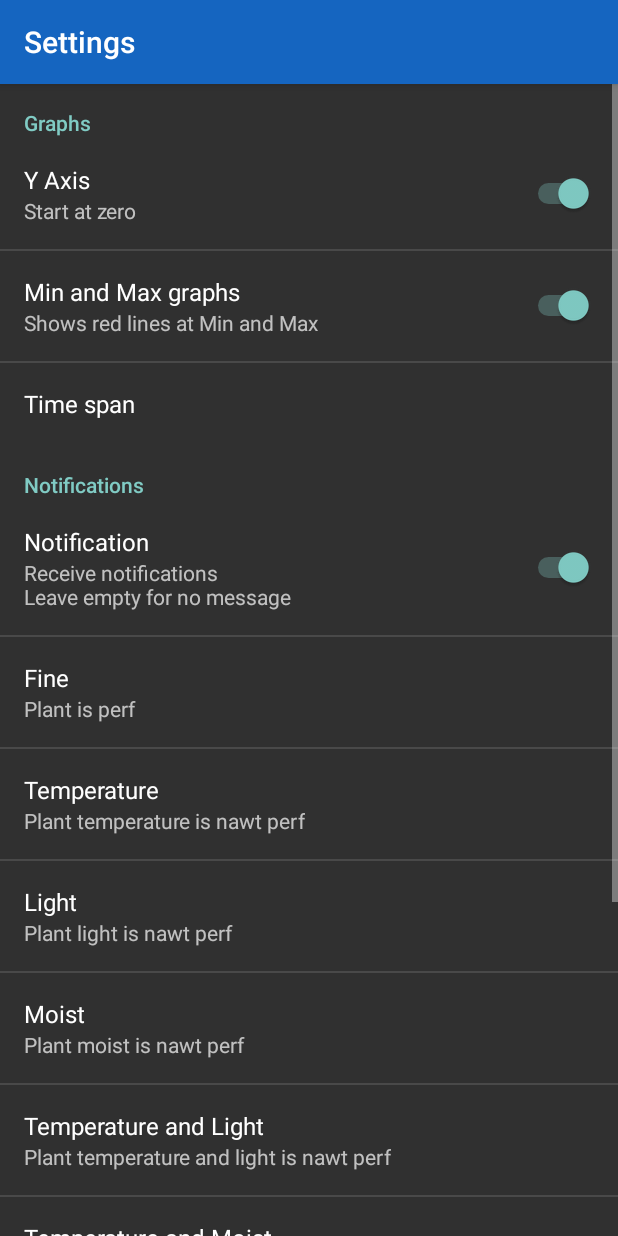
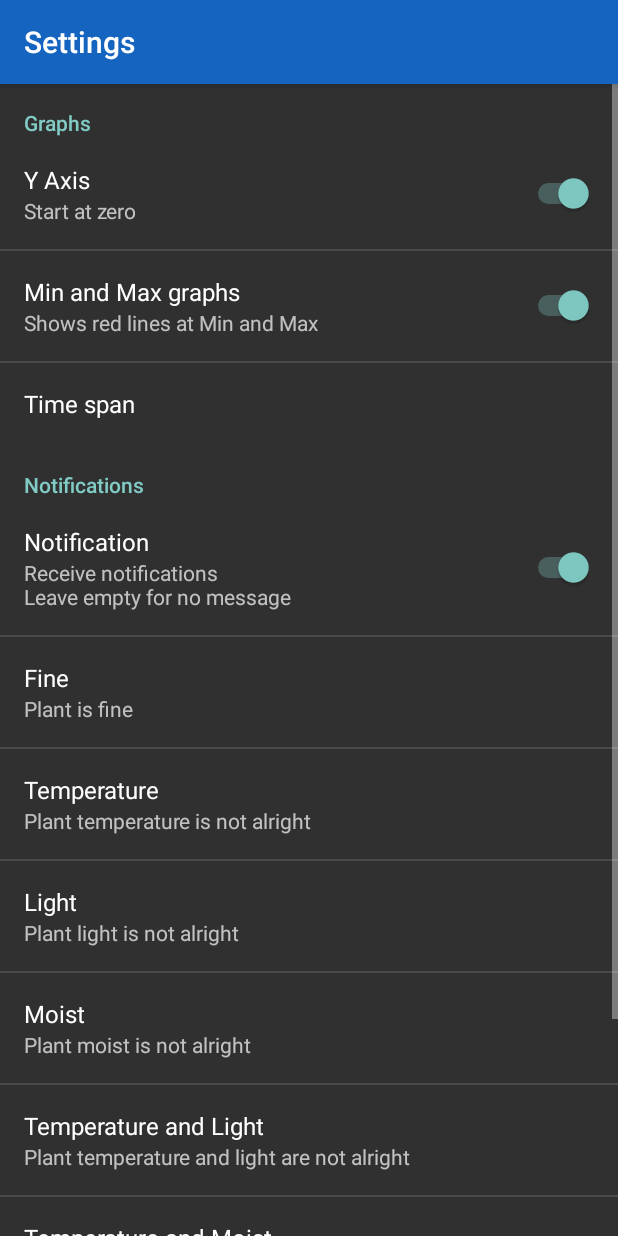
Before and after one commit to cassshh/ProjectPlant, an Android app: the screen it shows after launch (SettingsActivity), in the options menu, after a tap on "Settings", on a phone screen of 412 x 824 dp. Run offline under Robolectric (Android 15) with nearby library versions, the phone set to English and light mode, and no system bars; network calls fail.

Commit message:
Android notifications
Messages changes

```diff
--- a/Android/app/src/main/res/xml/preferences.xml
+++ b/Android/app/src/main/res/xml/preferences.xml
@@ -39,60 +39,51 @@
             android:defaultValue=""
             android:dependency="pref_notify"
             android:key="pref_fine"
-            android:summary="Plant is perf"
+            android:summary="Plant is fine"
             android:title="Fine" />
         <EditTextPreference
             android:defaultValue="Prr check out mah temp"
             android:dependency="pref_notify"
             android:key="pref_temp"
-            android:summary="Plant temperature is nawt perf"
+            android:summary="Plant temperature is not alright"
             android:title="Temperature" />
         <EditTextPreference
-            android:defaultValue="Damm dat light dou"
+            android:defaultValue="Check out the light"
             android:dependency="pref_notify"
             android:key="pref_light"
-            android:summary="Plant light is nawt perf"
+            android:summary="Plant light is not alright"
             android:title="Light" />
         <EditTextPreference
-            android:defaultValue="Check out my moist ._."
+            android:defaultValue="Check my ground moist"
             android:dependency="pref_notify"
             android:key="pref_moist"
-            android:summary="Plant moist is nawt perf"
+            android:summary="Plant moist is not alright"
             android:title="Moist" />
         <EditTextPreference
-            android:defaultValue="Temperature and light pls. fix it"
+            android:defaultValue="Temperature and light pls"
             android:dependency="pref_notify"
             android:key="pref_temp_light"
-            android:summary="Plant temperature and light is nawt perf"
+            android:summary="Plant temperature and light are not alright"
             android:title="Temperature and Light" />
         <EditTextPreference
-            android:defaultValue="Temperature and mosit r nawt ok"
+            android:defaultValue="Temperature and moist are not ok"
             android:dependency="pref_notify"
             android:key="pref_temp_moist"
-            android:summary="Plant temperature and moist is nawt perf"
+            android:summary="Plant temperature and moist are not alright"
             android:title="Temperature and Moist" />
         <EditTextPreference
             android:defaultValue="Light and moist pls"
             android:dependency="pref_notify"
             android:key="pref_light_moist"
-            android:summary="Plant light and moist is nawt perf"
+            android:summary="Plant light and moist are not alright"
             android:title="Light and Moist" />
         <EditTextPreference
-            android:defaultValue="Get your shit together bruh..."
+            android:defaultValue="I think i just died"
             android:dependency="pref_notify"
             android:key="pref_temp_light_moist"
-            android:summary="Plant probably dieded trice"
-            android:title="When u fckd aph" />
+            android:summary="Plant temperature, light and moist are not alright"
+            android:title="Temperature, Light and Moist" />
 
     </PreferenceCategory>
 
-    <PreferenceCategory android:title="Random">
-
-        <CheckBoxPreference
-            android:defaultValue="true"
-            android:key="pref_ran"
-            android:summary="Checking meh out"
-            android:title="Random" />
-
-    </PreferenceCategory>
 </PreferenceScreen>
```
Also changed, not shown: Android/app/src/main/java/com/casnetwork/android/UpdateServiceManager.java (+8 -8 lines).
